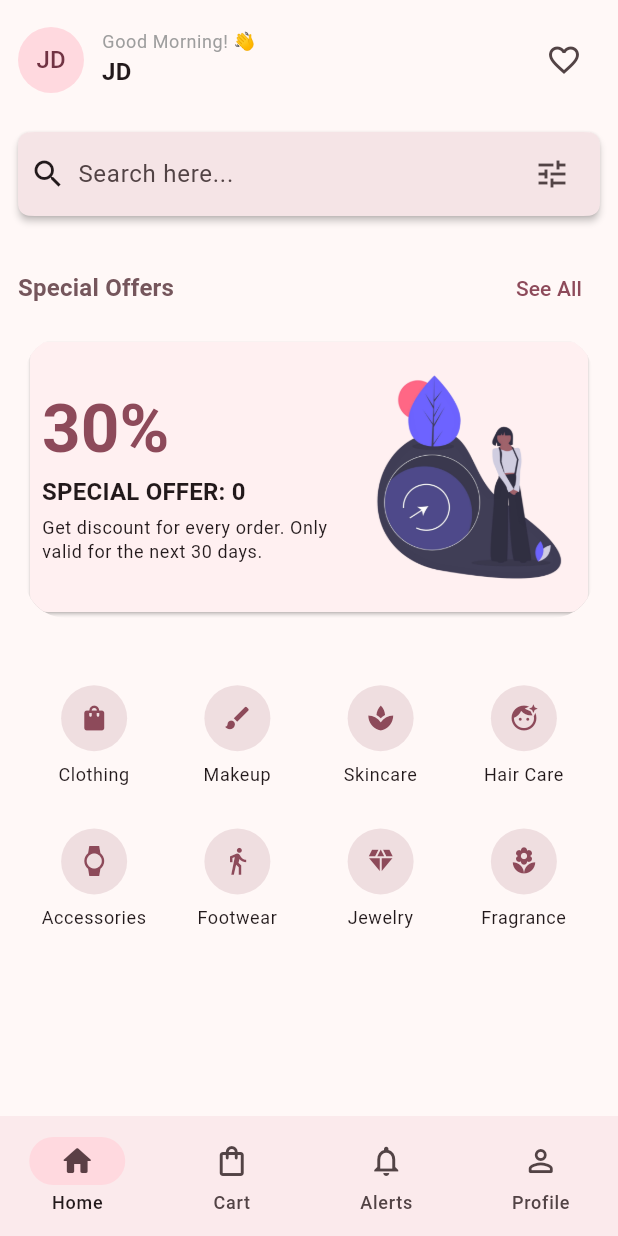
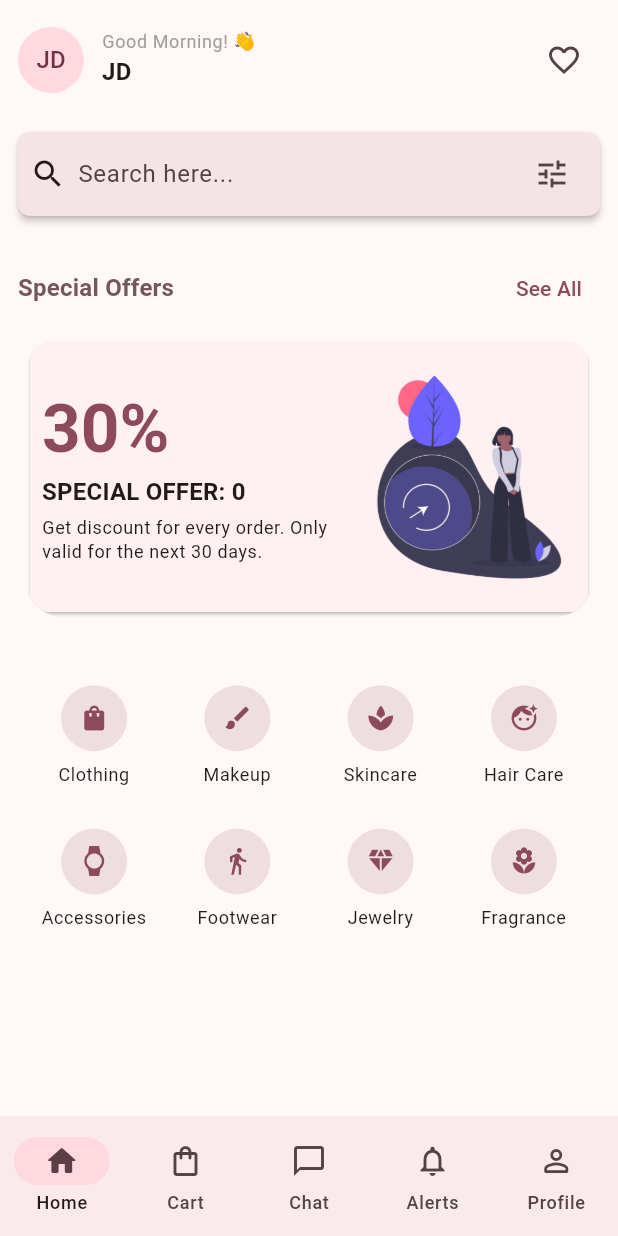
Before and after one commit to eedu7/lumio, a Flutter app: the screen it shows after launch, on a phone screen of 412 x 824 dp. Run offline on Flutter 3.47's test engine with Material 3 defaults, Android fonts, the light colour scheme and no system bars; our stand-ins replace email_validator, flutter_dotenv, go_router, supabase_flutter; accounts and stored records are empty.

Commit message:
Implemented chat feature

```diff
--- a/frontend/lib/core/config/app_router.dart
+++ b/frontend/lib/core/config/app_router.dart
@@ -7,6 +7,7 @@ import 'package:frontend/features/auth/presentation/pages/login_page.dart';
 import 'package:frontend/features/auth/presentation/pages/sign_up_page.dart';
 import 'package:frontend/features/auth/presentation/pages/social_login_page.dart';
 import 'package:frontend/features/cart/presentations/pages/cart_page.dart';
+import 'package:frontend/features/chat/presentations/pages/chat_page.dart';
 import 'package:frontend/features/home/presentations/pages/home_page.dart';
 import 'package:frontend/features/notifications/presentations/pages/notifications_page.dart';
 import 'package:frontend/features/profile/presentations/pages/profile_page.dart';
@@ -67,6 +68,17 @@ final GoRouter appRouter = GoRouter(
           ],
         ),
 
+        // Branch Chat
+        StatefulShellBranch(
+          routes: [
+            GoRoute(
+              path: AppRoutes.cart,
+              builder: (BuildContext context, GoRouterState state) =>
+                  const ChatPage(),
+            ),
+          ],
+        ),
+
         // Branch Notifications
         StatefulShellBranch(
           routes: [
--- a/frontend/lib/core/constants/app_routes.dart
+++ b/frontend/lib/core/constants/app_routes.dart
@@ -6,6 +6,9 @@ class AppRoutes {
   static const String login = '/login';
   static const String socialLogin = '/social-login';
   static const String forgotPassword = '/forgot-password';
+
+  // Cart
+  static const String chat = '/chat';
 
   // Cart
   static const String cart = '/cart';
--- a/frontend/lib/core/widgets/main_scaffold.dart
+++ b/frontend/lib/core/widgets/main_scaffold.dart
@@ -30,6 +30,11 @@ class MainScaffold extends StatelessWidget {
             label: 'Cart',
           ),
           NavigationDestination(
+            icon: Icon(Icons.chat_bubble_outline),
+            selectedIcon: Icon(Icons.chat_bubble),
+            label: 'Chat',
+          ),
+          NavigationDestination(
             icon: Icon(Icons.notifications_outlined),
             selectedIcon: Icon(Icons.notifications_active),
             label: 'Alerts',
```
Also changed, not shown: frontend/lib/features/chat/presentations/pages/chat_page.dart (added, +15 -0 lines).
